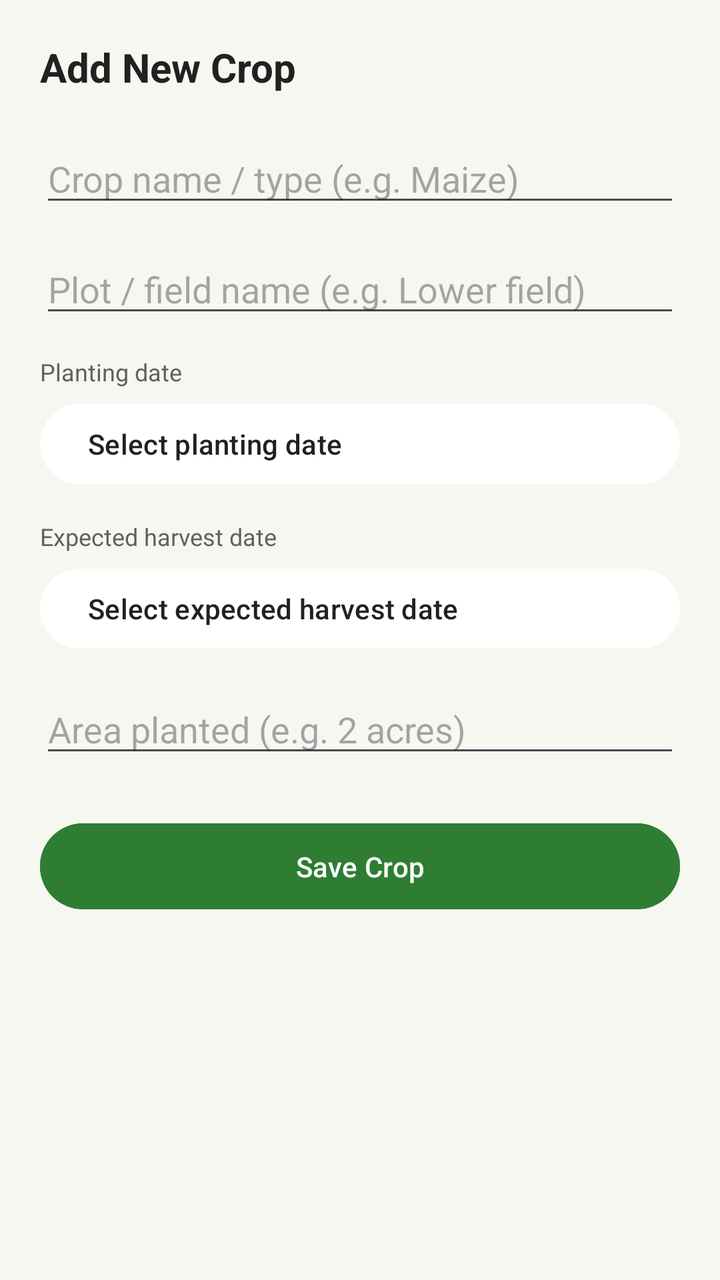
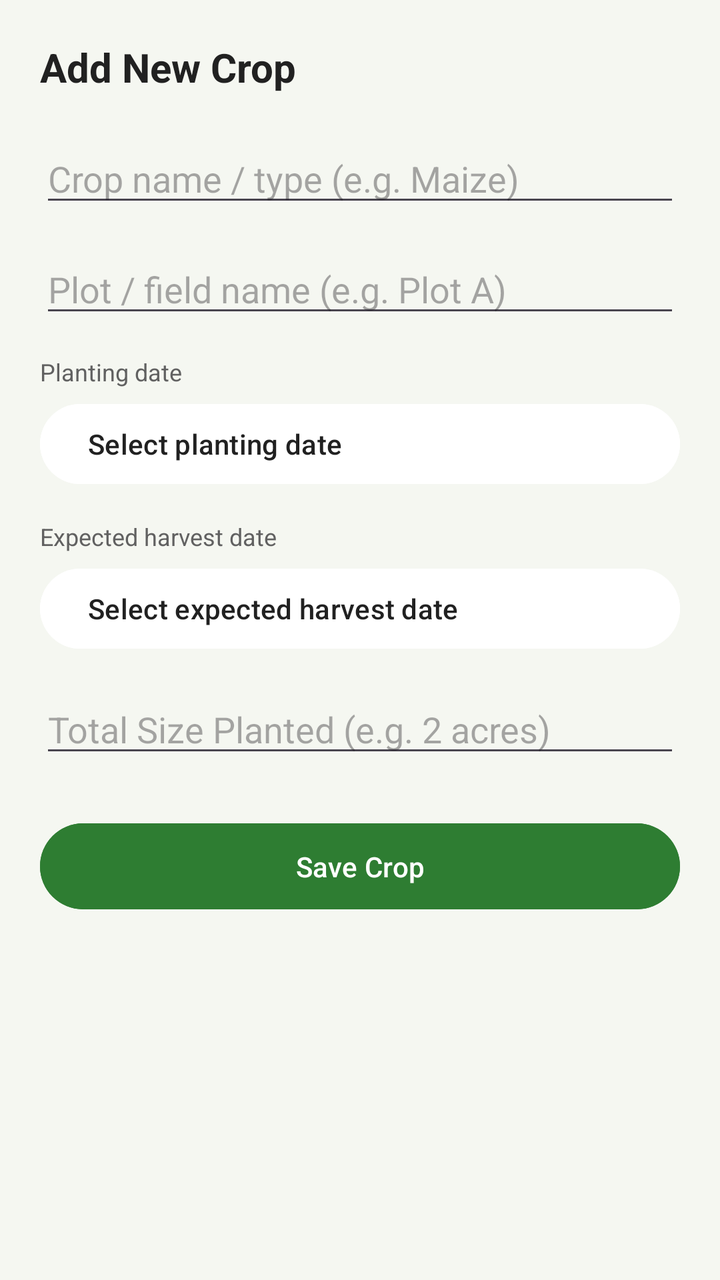

The first picture is an Android layout as it rendered before a commit; the second is the same layout after the commit. The layout source and the unified diff follow.
<!-- AndroidManifest.xml: application theme Theme.CropManagementApp -->
<!-- res/layout/activity_add_crop.xml -->
<?xml version="1.0" encoding="utf-8"?>
<ScrollView xmlns:android="http://schemas.android.com/apk/res/android"
    android:layout_width="match_parent"
    android:layout_height="match_parent"
    android:background="@color/background_light"
    android:fillViewport="true">

    <LinearLayout
        android:layout_width="match_parent"
        android:layout_height="wrap_content"
        android:orientation="vertical"
        android:padding="20dp">

        <TextView
            android:layout_width="wrap_content"
            android:layout_height="wrap_content"
            android:text="Add New Crop"
            android:textColor="@color/text_primary"
            android:textSize="20sp"
            android:textStyle="bold" />

        <EditText
            android:id="@+id/etCropName"
            android:layout_width="match_parent"
            android:layout_height="wrap_content"
            android:layout_marginTop="20dp"
            android:hint="Crop name / type (e.g. Maize)"
            android:inputType="textCapWords" />

        <EditText
            android:id="@+id/etPlotName"
            android:layout_width="match_parent"
            android:layout_height="wrap_content"
            android:layout_marginTop="14dp"
            android:hint="Plot / field name (e.g. Lower field)"
            android:inputType="textCapWords" />

        <TextView
            android:layout_width="wrap_content"
            android:layout_height="wrap_content"
            android:layout_marginTop="14dp"
            android:text="Planting date"
            android:textColor="@color/text_secondary"
            android:textSize="12sp" />

        <Button
            android:id="@+id/btnPlantingDate"
            android:layout_width="match_parent"
            android:layout_height="wrap_content"
            android:layout_marginTop="4dp"
            android:backgroundTint="@color/card_white"
            android:gravity="start|center_vertical"
            android:text="Select planting date"
            android:textColor="@color/text_primary" />

        <TextView
            android:layout_width="wrap_content"
            android:layout_height="wrap_content"
            android:layout_marginTop="14dp"
            android:text="Expected harvest date"
            android:textColor="@color/text_secondary"
            android:textSize="12sp" />

        <Button
            android:id="@+id/btnHarvestDate"
            android:layout_width="match_parent"
            android:layout_height="wrap_content"
            android:layout_marginTop="4dp"
            android:backgroundTint="@color/card_white"
            android:gravity="start|center_vertical"
            android:text="Select expected harvest date"
            android:textColor="@color/text_primary" />

        <EditText
            android:id="@+id/etAreaPlanted"
            android:layout_width="match_parent"
            android:layout_height="wrap_content"
            android:layout_marginTop="14dp"
            android:hint="Area planted (e.g. 2 acres)"
            android:inputType="text" />

        <Button
            android:id="@+id/btnSaveCrop"
            android:layout_width="match_parent"
            android:layout_height="wrap_content"
            android:layout_marginTop="24dp"
            android:backgroundTint="@color/green_primary"
            android:padding="12dp"
            android:text="Save Crop"
            android:textColor="@color/white" />

    </LinearLayout>
</ScrollView>
<!-- resources referenced by this layout -->
<resources>
  <color name="background_light">#F5F7F1</color>
  <color name="card_white">#FFFFFF</color>
  <color name="green_primary">#2E7D32</color>
  <color name="text_primary">#212121</color>
  <color name="text_secondary">#616161</color>
  <color name="white">#FFFFFF</color>
  <style name="Theme.CropManagementApp" parent="Base.Theme.CropManagementApp" />
  <style name="Base.Theme.CropManagementApp" parent="Theme.Material3.DayNight.NoActionBar">
          
          
      </style>
</resources>

<!-- the commit's change to res/layout/activity_add_crop.xml (unified diff, before → after) -->
@@ -32,7 +32,7 @@
             android:layout_width="match_parent"
             android:layout_height="wrap_content"
             android:layout_marginTop="14dp"
-            android:hint="Plot / field name (e.g. Lower field)"
+            android:hint="Plot / field name (e.g. Plot A)"
             android:inputType="textCapWords" />
 
         <TextView
@@ -76,7 +76,7 @@
             android:layout_width="match_parent"
             android:layout_height="wrap_content"
             android:layout_marginTop="14dp"
-            android:hint="Area planted (e.g. 2 acres)"
+            android:hint="Total Size Planted (e.g. 2 acres)"
             android:inputType="text" />
 
         <Button
